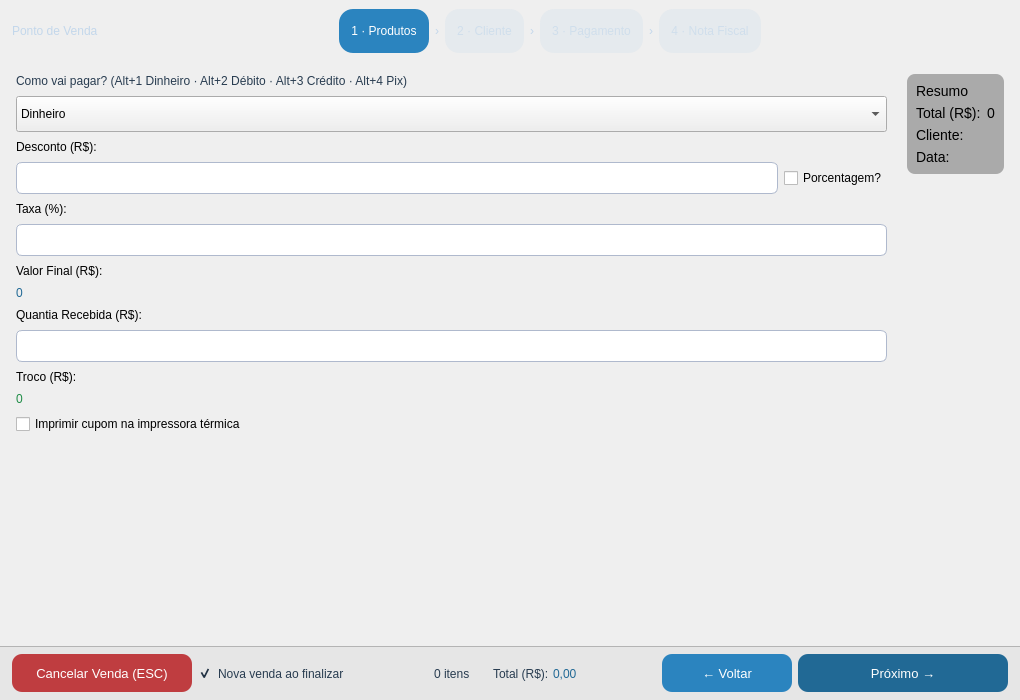
rayansl0302/QEstoqueLoja, file src/venda.ui: the form before one commit.
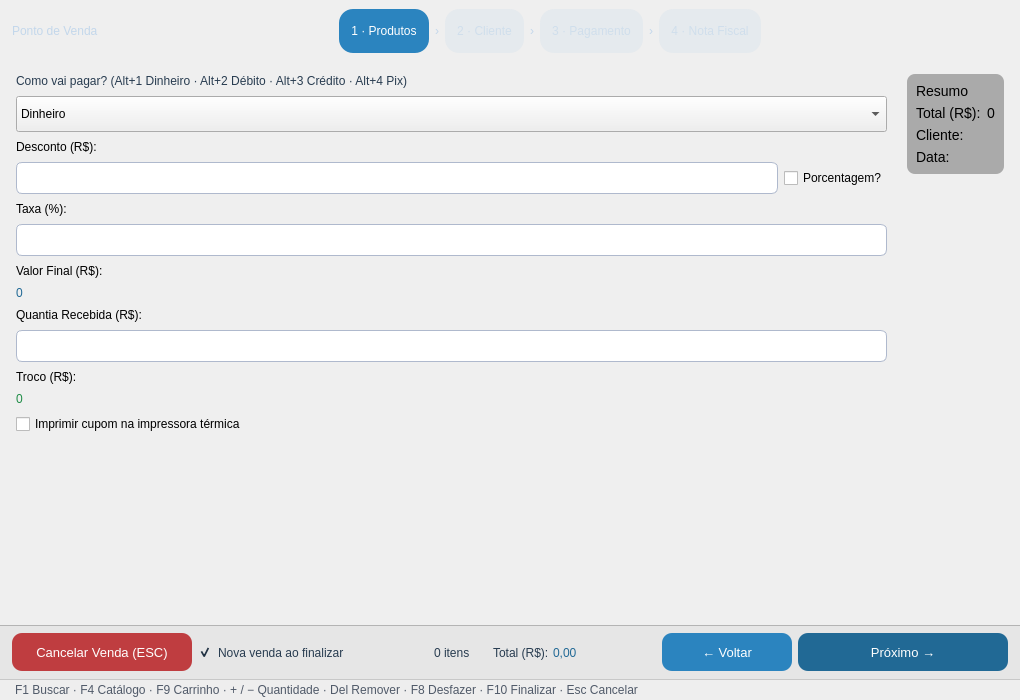
The form after the commit. Icons and pictures are not drawn. Custom widgets are drawn as their Qt base class.

Commit message: Faixa de atalhos no rodapé do PDV

Patch:
```diff
--- a/src/venda.ui
+++ b/src/venda.ui
@@ -1482,6 +1482,16 @@
      </layout>
     </widget>
    </item>
+   <item>
+    <widget class="QLabel" name="Lbl_Atalhos">
+     <property name="styleSheet">
+      <string notr="true">font: 9pt &quot;Segoe UI&quot;; color: rgb(80,90,105); background-color: rgb(238,238,238); border-top: 1px solid rgb(200,200,200); padding: 3px 12px;</string>
+     </property>
+     <property name="text">
+      <string>F1 Buscar · F4 Catálogo · F9 Carrinho · + / − Quantidade · Del Remover · F8 Desfazer · F10 Finalizar · Esc Cancelar</string>
+     </property>
+    </widget>
+   </item>
   </layout>
  </widget>
  <customwidgets>
```
